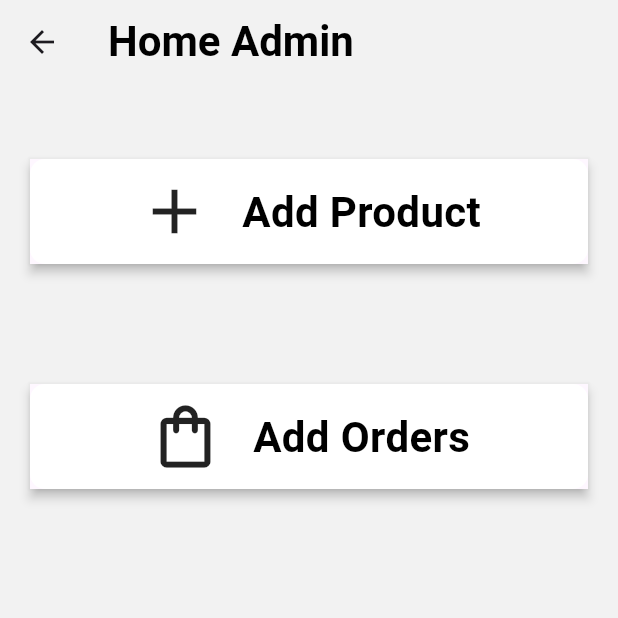
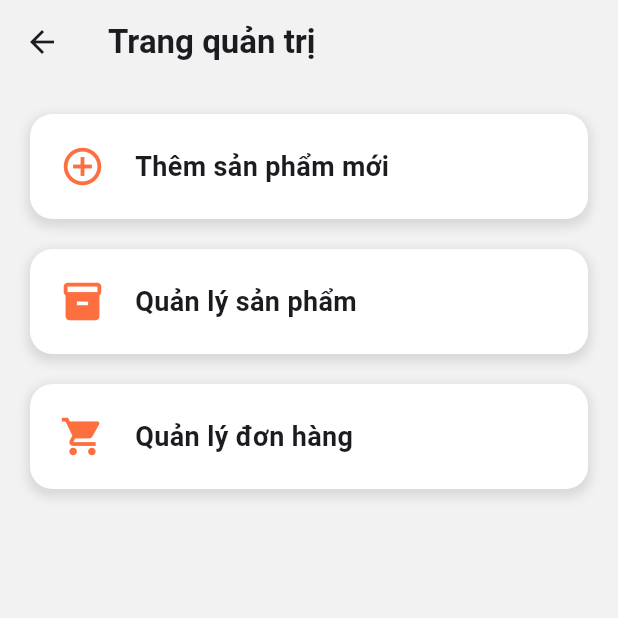
Before and after one commit to thanhhuynh1609/ltdd2, a Flutter app: the HomeAdmin screen opened directly, on a phone screen of 412 x 824 dp, the top half of it. Run offline on Flutter 3.47's test engine with Material 3 defaults, Android fonts, the phone set to English and light mode, and no system bars; our stand-ins replace cloud_firestore, curved_navigation_bar, firebase_auth, firebase_core, firebase_storage, image_picker and 2 more; missing offline and left inert: flutter_stripe; accounts and stored records are empty.

Commit message:
crud products

```diff
--- a/lib/Admin/home_admin.dart
+++ b/lib/Admin/home_admin.dart
@@ -1,7 +1,7 @@
 import 'package:flutter/material.dart';
 import 'package:shopping_app/Admin/add_product.dart';
 import 'package:shopping_app/Admin/all_orders.dart';
-import 'package:shopping_app/pages/widget/support_widget.dart';
+import 'package:shopping_app/Admin/manage_products.dart';
 
 class HomeAdmin extends StatefulWidget {
   const HomeAdmin({super.key});
@@ -18,84 +18,88 @@ class _HomeAdminState extends State<HomeAdmin> {
       appBar: AppBar(
         backgroundColor: Color(0xfff2f2f2),
         title: Text(
-          'Home Admin',
-          style: AppWidget.boldTextFeildStyle(),
+          'Trang quản trị',
+          style: TextStyle(fontWeight: FontWeight.bold),
         ),
       ),
       body: Container(
-        margin: EdgeInsets.only(left: 20.0, right: 20.0),
+        margin: EdgeInsets.symmetric(horizontal: 20.0, vertical: 20.0),
         child: Column(
           children: [
-            SizedBox(
-              height: 50.0,
-            ),
-            GestureDetector(
+            // Nút thêm sản phẩm
+            _buildAdminButton(
+              icon: Icons.add_circle_outline,
+              title: "Thêm sản phẩm mới",
               onTap: () {
                 Navigator.push(context,
                     MaterialPageRoute(builder: (context) => AddProduct()));
               },
-              child: Material(
-                elevation: 3.0,
-                child: Container(
-                  padding: EdgeInsets.only(top: 10.0, bottom: 10.0),
-                  width: MediaQuery.of(context).size.width,
-                  decoration: BoxDecoration(
-                      color: Colors.white,
-                      borderRadius: BorderRadius.circular(10)),
-                  child: Row(
-                    mainAxisAlignment: MainAxisAlignment.center,
-                    children: [
-                      Icon(
-                        Icons.add,
-                        size: 50.0,
-                      ),
-                      SizedBox(
-                        width: 20.0,
-                      ),
-                      Text(
-                        "Add Product",
-                        style: AppWidget.boldTextFeildStyle(),
-                      )
-                    ],
-                  ),
-                ),
-              ),
             ),
-            SizedBox(
-              height: 80.0,
+            SizedBox(height: 20.0),
+
+            // Nút quản lý sản phẩm
+            _buildAdminButton(
+              icon: Icons.inventory,
+              title: "Quản lý sản phẩm",
+              onTap: () {
+                Navigator.push(context,
+                    MaterialPageRoute(builder: (context) => ManageProducts()));
+              },
             ),
-            GestureDetector(
+            SizedBox(height: 20.0),
+
+            // Nút quản lý đơn hàng
+            _buildAdminButton(
+              icon: Icons.shopping_cart,
+              title: "Quản lý đơn hàng",
               onTap: () {
                 Navigator.push(context,
                     MaterialPageRoute(builder: (context) => AllOrders()));
               },
-              child: Material(
-                elevation: 3.0,
-                child: Container(
-                  padding: EdgeInsets.only(top: 10.0, bottom: 10.0),
-                  width: MediaQuery.of(context).size.width,
-                  decoration: BoxDecoration(
-                      color: Colors.white,
-                      borderRadius: BorderRadius.circular(10)),
-                  child: Row(
-                    mainAxisAlignment: MainAxisAlignment.center,
-                    children: [
-                      Icon(
-                        Icons.shopping_bag_outlined,
-                        size: 50.0,
-                      ),
-                      SizedBox(
-                        width: 20.0,
-                      ),
-                      Text(
-                        "Add Orders",
-                        style: AppWidget.boldTextFeildStyle(),
-                      )
-                    ],
-                  ),
-                ),
+            ),
+          ],
+        ),
+      ),
+    );
+  }
+
+  Widget _buildAdminButton({
+    required IconData icon,
+    required String title,
+    required VoidCallback onTap,
+  }) {
+    return GestureDetector(
+      onTap: onTap,
+      child: Container(
+        padding: EdgeInsets.symmetric(vertical: 20.0),
+        decoration: BoxDecoration(
+          color: Colors.white,
+          borderRadius: BorderRadius.circular(15.0),
+          boxShadow: [
+            BoxShadow(
+              color: Colors.grey.withOpacity(0.3),
+              spreadRadius: 2,
+              blurRadius: 5,
+              offset: Offset(0, 3),
+            ),
+          ],
+        ),
+        child: Row(
+          children: [
+            SizedBox(width: 20.0),
+            Icon(
+              icon,
+              size: 30.0,
+              color: Color(0xfffd6f3e),
+            ),
+            SizedBox(width: 20.0),
+            Text(
+              title,
+              style: TextStyle(
+                fontSize: 18.0,
+                fontWeight: FontWeight.w600,
               ),
-            )
+            ),
           ],
         ),
       ),
```
Also changed, not shown: lib/Admin/add_product.dart (+35 -6 lines), lib/Admin/edit_product.dart (added, +276 -0 lines), lib/Admin/manage_products.dart (added, +222 -0 lines), lib/services/database.dart (+57 -0 lines).
